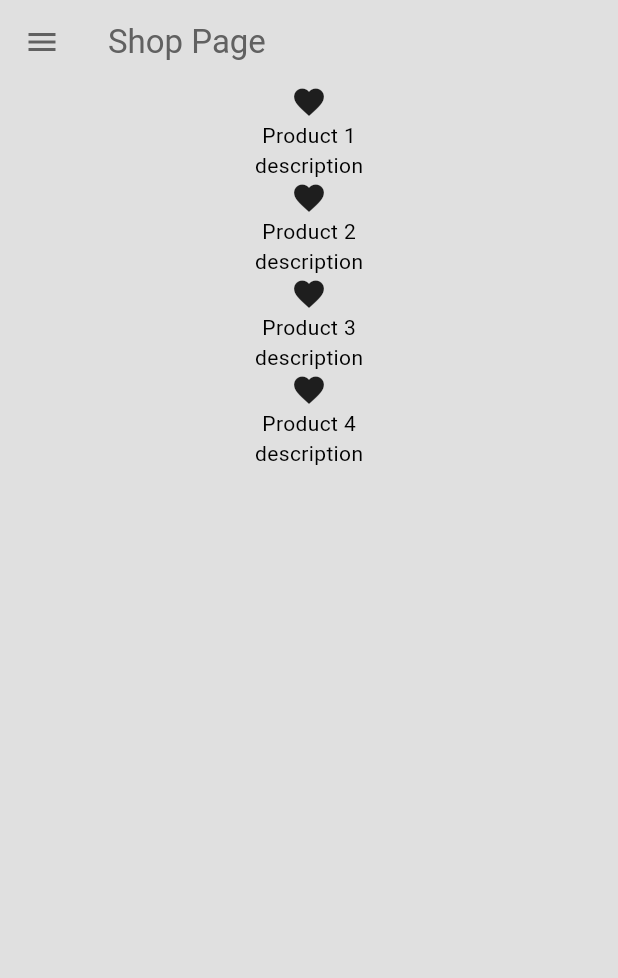
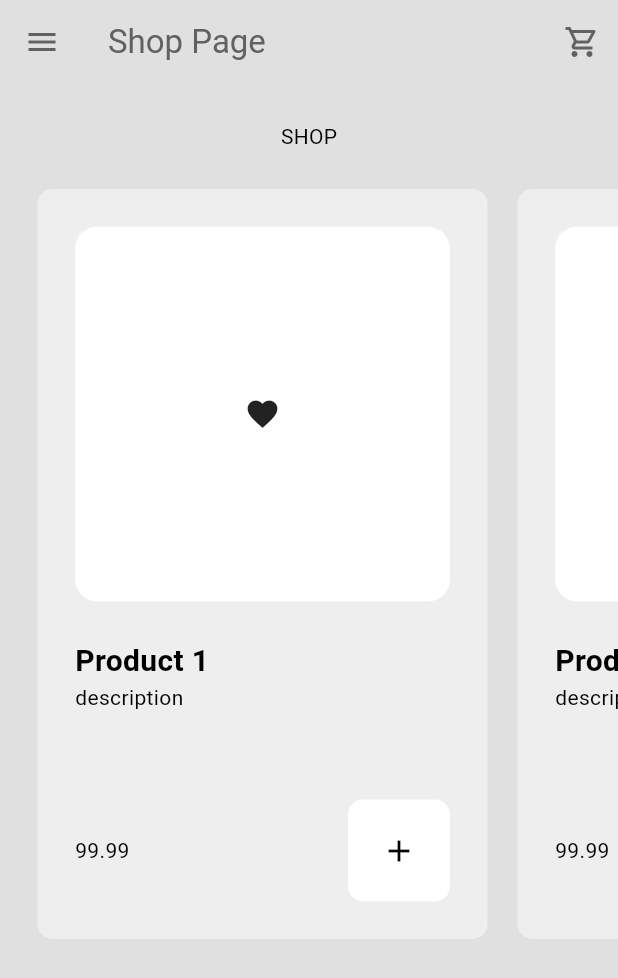
Before and after one commit to buitunglam/ecomerce_app, a Flutter app: the ShopPage screen opened by its route, on a phone screen of 412 x 824 dp. Shown: the top 978 px of the screen. Run offline on Flutter 3.47's test engine with Material 3 defaults, Android fonts, the phone set to English and light mode, and no system bars.

Commit message:
done project

```diff
--- a/lib/components/my_button.dart
+++ b/lib/components/my_button.dart
@@ -12,7 +12,7 @@ class MyButton extends StatelessWidget {
       onTap: onTap,
       child: Container(
         decoration: BoxDecoration(
-            color: Theme.of(context).colorScheme.primary,
+            color: Theme.of(context).colorScheme.secondary,
             borderRadius: BorderRadius.circular(10)),
         padding: const EdgeInsets.all(25),
         child: child,
--- a/lib/components/my_product_tile.dart
+++ b/lib/components/my_product_tile.dart
@@ -1,18 +1,85 @@
 import 'package:ecomerce_app/models/product.dart';
+import 'package:ecomerce_app/models/shop.dart';
 import 'package:flutter/material.dart';
+import 'package:provider/provider.dart';
 
 class MyProductTile extends StatelessWidget {
   final Product product;
   const MyProductTile({super.key, required this.product});
 
+  void onAddToCart(BuildContext context) {
+    showDialog(
+        context: context,
+        builder: (context) => AlertDialog(
+              content: Text("Add this item to your card?"),
+              actions: [
+                MaterialButton(
+                  onPressed: () => Navigator.pop(context),
+                  child: Text("Cancel"),
+                ),
+                MaterialButton(
+                  onPressed: () => {
+                    Navigator.pop(context),
+                    context.read<Shop>().addToCart(product)
+                  },
+                  child: Text("Yes"),
+                )
+              ],
+            ));
+  }
+
   @override
   Widget build(BuildContext context) {
     return Container(
+      width: 300,
+      decoration: BoxDecoration(
+          color: Theme.of(context).colorScheme.primary,
+          borderRadius: BorderRadius.circular(10)),
+      margin: EdgeInsets.all(10),
+      padding: EdgeInsets.all(25),
       child: Column(
+        crossAxisAlignment: CrossAxisAlignment.start,
+        mainAxisAlignment: MainAxisAlignment.spaceBetween,
         children: [
-          Icon(Icons.favorite),
-          Text(product.name),
-          Text(product.description)
+          Column(
+            crossAxisAlignment: CrossAxisAlignment.start,
+            children: [
+              AspectRatio(
+                aspectRatio: 1,
+                child: Container(
+                    decoration: BoxDecoration(
+                        color: Theme.of(context).colorScheme.secondary,
+                        borderRadius: BorderRadius.circular(15)),
+                    width: double.infinity,
+                    padding: EdgeInsets.all(25),
+                    child: Icon(Icons.favorite)),
+              ),
+              const SizedBox(height: 25),
+              Text(
+                product.name,
+                style: TextStyle(fontSize: 20, fontWeight: FontWeight.bold),
+              ),
+              Text(product.description),
+            ],
+          ),
+          const SizedBox(
+            height: 25,
+          ),
+          Row(
+            mainAxisAlignment: MainAxisAlignment.spaceBetween,
+            crossAxisAlignment: CrossAxisAlignment.center,
+            children: [
+              Text(product.price.toStringAsFixed(2)),
+              Container(
+                  padding: EdgeInsets.all(10),
+                  decoration: BoxDecoration(
+                      color: Theme.of(context).colorScheme.secondary,
+                      borderRadius: BorderRadius.circular(10.0)),
+                  child: IconButton(
+                      onPressed: () => onAddToCart(context),
+                      icon: Icon(Icons.add)))
+            ],
+          )
         ],
       ),
     );
--- a/lib/models/shop.dart
+++ b/lib/models/shop.dart
@@ -10,7 +10,7 @@ class Shop extends ChangeNotifier {
   ];
 
   // user cart
-  List<Product> _cart = [];
+  final List<Product> _cart = [];
 
   // get product list
   List<Product> get shop => _shop;
--- a/lib/pages/shop_page.dart
+++ b/lib/pages/shop_page.dart
@@ -16,15 +16,40 @@ class ShopPage extends StatelessWidget {
         title: Text("Shop Page"),
         foregroundColor: Theme.of(context).colorScheme.inversePrimary,
         backgroundColor: Colors.transparent,
+        actions: [
+          IconButton(
+              onPressed: () => Navigator.pushNamed(context, "/cart_page"),
+              icon: Icon(Icons.shopping_cart_outlined))
+        ],
       ),
       drawer: MyDrawer(),
       backgroundColor: Theme.of(context).colorScheme.surface,
-      body: ListView.builder(
-        itemCount: products.length,
-        itemBuilder: (context, index) {
-          final product = products[index];
-          return MyProductTile(product: product);
-        },
+      body: ListView(
+        children: [
+          const SizedBox(
+            height: 25,
+          ),
+          // shop title
+          Center(
+            child: Text("SHOP"),
+          ),
+
+          // shop subtitle
+
+          // product list
+          SizedBox(
+            height: 550,
+            child: ListView.builder(
+              itemCount: products.length,
+              padding: EdgeInsets.all(15),
+              scrollDirection: Axis.horizontal,
+              itemBuilder: (context, index) {
+                final product = products[index];
+                return MyProductTile(product: product);
+              },
+            ),
+          )
+        ],
       ),
     );
   }
```
Also changed, not shown: lib/pages/cart_page.dart (+56 -5 lines).
